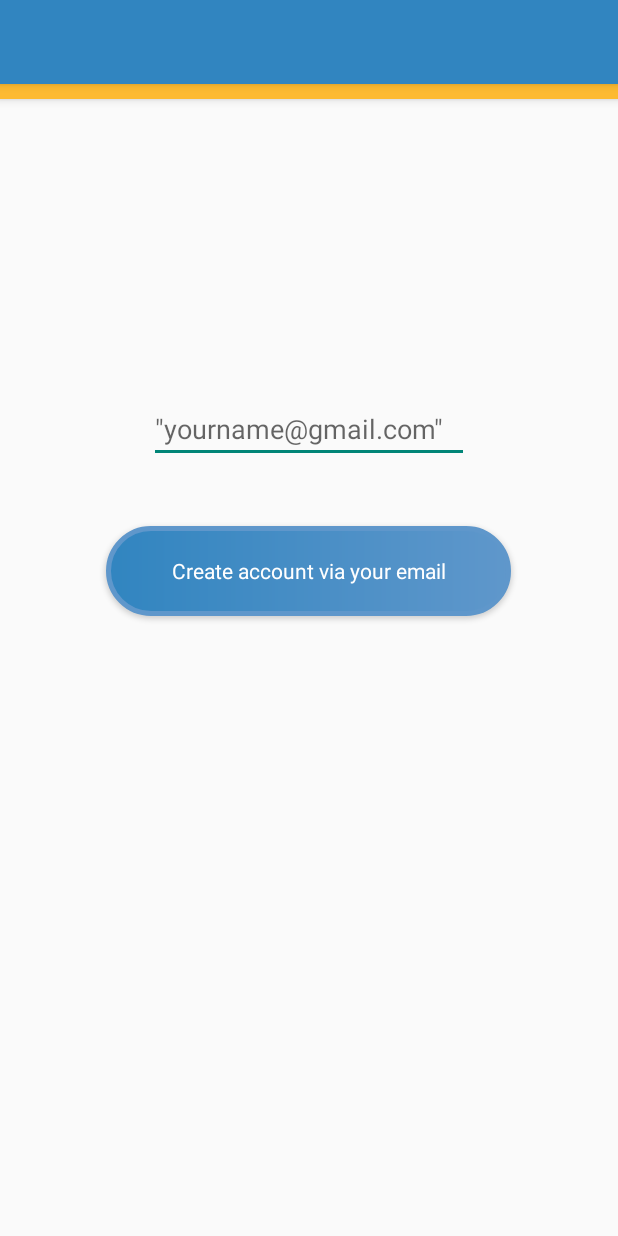
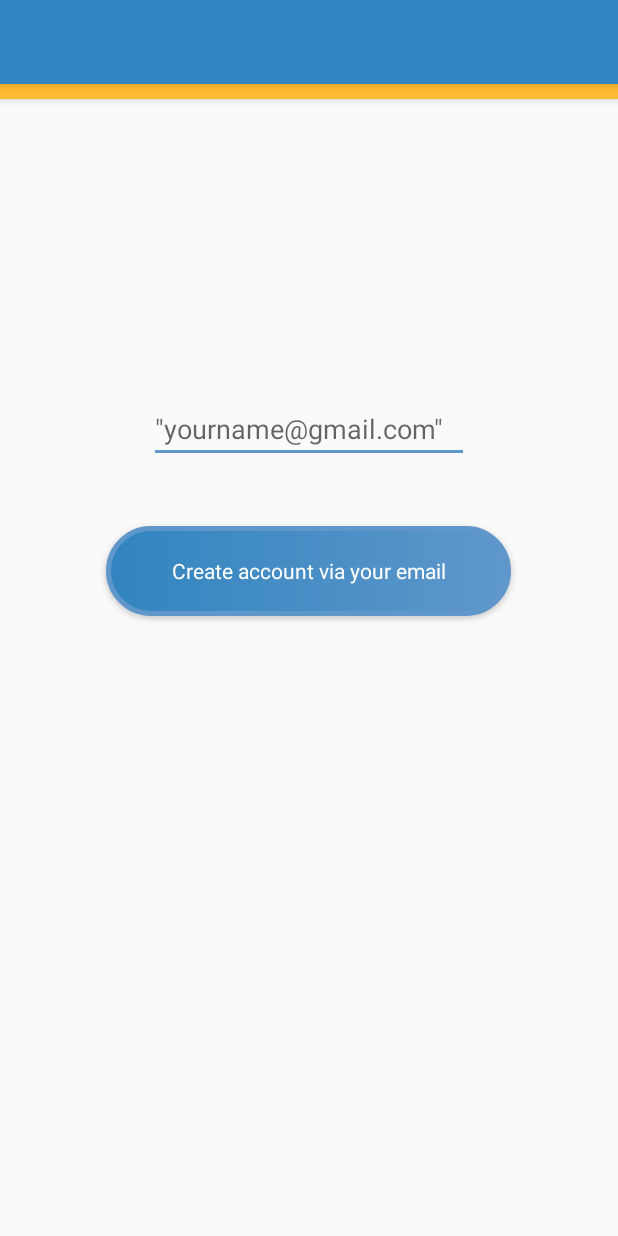
Before and after one commit to modularity/ChatterBaby, an Android app: the RegisterEmail screen opened directly, with no data from a screen before it, on a phone screen of 412 x 824 dp. Run offline under Robolectric (Android 15) with nearby library versions, the phone set to English and light mode, and no system bars.

Commit message:
UI update
color consistency for email registration

```diff
--- a/app/src/main/java/org/chatterbaby/chatterbaby/RegisterEmail.java
+++ b/app/src/main/java/org/chatterbaby/chatterbaby/RegisterEmail.java
@@ -29,7 +29,8 @@ import okhttp3.Request;
 import okhttp3.RequestBody;
 import okhttp3.Response;
 
-public class RegisterEmail extends AppCompatActivity {
+public class
+RegisterEmail extends AppCompatActivity {
     private String emailValue;
     private EditText inputEmail;
 
--- a/app/src/main/res/layout/content_register_email.xml
+++ b/app/src/main/res/layout/content_register_email.xml
@@ -21,6 +21,7 @@
         android:id="@+id/editEmail"
         android:hint='"yourname@gmail.com"'
         android:theme="@color/colorPrimary"
+        android:backgroundTint="@color/colorPrimary"
         style="@android:style/Widget.Material.EditText"
         android:layout_alignParentTop="true"
         android:layout_centerHorizontal="true"
```
